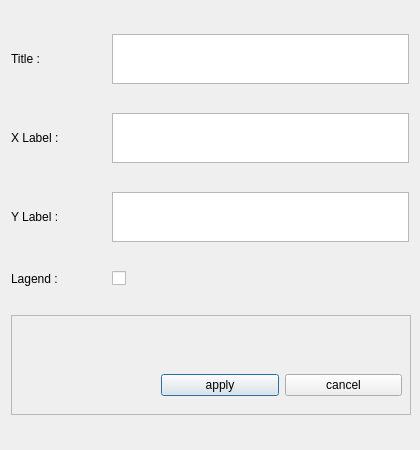
The window that customize_dialog.ui (Meliani-Mehdi/Graphite_QT) describes before a commit, drawn with Qt 5.
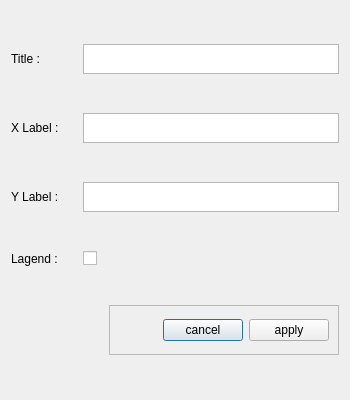
The same window after the commit. Icons and pictures are not drawn.

Commit message: made custom dialog better

Patch:
```diff
--- a/customize_dialog.ui
+++ b/customize_dialog.ui
@@ -6,20 +6,20 @@
    <rect>
     <x>0</x>
     <y>0</y>
-    <width>420</width>
-    <height>450</height>
+    <width>350</width>
+    <height>400</height>
    </rect>
   </property>
   <property name="minimumSize">
    <size>
-    <width>420</width>
-    <height>450</height>
+    <width>350</width>
+    <height>400</height>
    </size>
   </property>
   <property name="maximumSize">
    <size>
-    <width>598</width>
-    <height>450</height>
+    <width>350</width>
+    <height>400</height>
    </size>
   </property>
   <property name="windowTitle">
@@ -30,13 +30,6 @@
     <normaloff>assets/Graphite.png</normaloff>assets/Graphite.png</iconset>
   </property>
   <layout class="QGridLayout" name="gridLayout">
-   <item row="2" column="0">
-    <widget class="QLabel" name="yLab">
-     <property name="text">
-      <string>Y Label :</string>
-     </property>
-    </widget>
-   </item>
    <item row="3" column="0">
     <widget class="QLabel" name="lagend_lab">
      <property name="text">
@@ -44,6 +37,75 @@
      </property>
     </widget>
    </item>
+   <item row="2" column="0">
+    <widget class="QLabel" name="yLab">
+     <property name="text">
+      <string>Y Label :</string>
+     </property>
+    </widget>
+   </item>
+   <item row="2" column="1" colspan="3">
+    <widget class="QPlainTextEdit" name="yLabel">
+     <property name="minimumSize">
+      <size>
+       <width>0</width>
+       <height>30</height>
+      </size>
+     </property>
+     <property name="maximumSize">
+      <size>
+       <width>16777215</width>
+       <height>30</height>
+      </size>
+     </property>
+    </widget>
+   </item>
+   <item row="3" column="1">
+    <widget class="QCheckBox" name="lagend">
+     <property name="text">
+      <string/>
+     </property>
+    </widget>
+   </item>
+   <item row="0" column="1" colspan="3">
+    <widget class="QPlainTextEdit" name="graph_title">
+     <property name="minimumSize">
+      <size>
+       <width>0</width>
+       <height>30</height>
+      </size>
+     </property>
+     <property name="maximumSize">
+      <size>
+       <width>16777215</width>
+       <height>30</height>
+      </size>
+     </property>
+    </widget>
+   </item>
+   <item row="0" column="0">
+    <widget class="QLabel" name="title_lab">
+     <property name="text">
+      <string>Title :</string>
+     </property>
+    </widget>
+   </item>
+   <item row="1" column="1" colspan="3">
+    <widget class="QPlainTextEdit" name="xLabel">
+     <property name="minimumSize">
+      <size>
+       <width>0</width>
+       <height>30</height>
+      </size>
+     </property>
+     <property name="maximumSize">
+      <size>
+       <width>16777215</width>
+       <height>30</height>
+      </size>
+     </property>
+    </widget>
+   </item>
    <item row="1" column="0">
     <widget class="QLabel" name="xLab">
      <property name="text">
@@ -51,18 +113,18 @@
      </property>
     </widget>
    </item>
-   <item row="4" column="0" colspan="4">
+   <item row="5" column="3">
     <widget class="QFrame" name="frame">
      <property name="minimumSize">
       <size>
-       <width>400</width>
-       <height>100</height>
+       <width>200</width>
+       <height>50</height>
       </size>
      </property>
      <property name="maximumSize">
       <size>
-       <width>400</width>
-       <height>100</height>
+       <width>280</width>
+       <height>50</height>
       </size>
      </property>
      <property name="frameShape">
@@ -71,95 +133,49 @@
      <property name="frameShadow">
       <enum>QFrame::Raised</enum>
      </property>
-     <widget class="QWidget" name="horizontalLayoutWidget">
-      <property name="geometry">
-       <rect>
-        <x>150</x>
-        <y>40</y>
-        <width>241</width>
-        <height>61</height>
-       </rect>
-      </property>
-      <layout class="QHBoxLayout" name="horizontalLayout">
-       <item>
-        <widget class="QPushButton" name="apply_btn">
-         <property name="text">
-          <string>apply</string>
-         </property>
-        </widget>
-       </item>
-       <item>
-        <widget class="QPushButton" name="cancel_btn">
-         <property name="text">
-          <string>cancel</string>
-         </property>
-        </widget>
-       </item>
-      </layout>
-     </widget>
+     <layout class="QHBoxLayout" name="horizontalLayout">
+      <item>
+       <spacer name="horizontalSpacer">
+        <property name="orientation">
+         <enum>Qt::Horizontal</enum>
+        </property>
+        <property name="sizeHint" stdset="0">
+         <size>
+          <width>40</width>
+          <height>20</height>
+         </size>
+        </property>
+       </spacer>
+      </item>
+      <item>
+       <widget class="QPushButton" name="cancel_btn">
+        <property name="text">
+         <string>cancel</string>
+        </property>
+       </widget>
+      </item>
+      <item>
+       <widget class="QPushButton" name="apply_btn">
+        <property name="text">
+         <string>apply</string>
+        </property>
+       </widget>
+      </item>
+     </layout>
     </widget>
    </item>
-   <item row="0" column="0">
-    <widget class="QLabel" name="title_lab">
-     <property name="text">
-      <string>Title :</string>
+   <item row="5" column="0">
+    <spacer name="horizontalSpacer_2">
+     <property name="orientation">
+      <enum>Qt::Horizontal</enum>
      </property>
-    </widget>
-   </item>
-   <item row="1" column="1" colspan="3">
-    <widget class="QPlainTextEdit" name="xLabel">
-     <property name="minimumSize">
+     <property name="sizeHint" stdset="0">
       <size>
-       <width>0</width>
-       <height>50</height>
+       <width>40</width>
+       <height>20</height>
       </size>
      </property>
-     <property name="maximumSize">
-      <size>
-       <width>16777215</width>
-       <height>50</height>
-      </size>
-     </property>
-    </widget>
-   </item>
-   <item row="0" column="1" colspan="3">
-    <widget class="QPlainTextEdit" name="graph_title">
-     <property name="minimumSize">
-      <size>
-       <width>0</width>
-       <height>50</height>
-      </size>
-     </property>
-     <property name="maximumSize">
-      <size>
-       <width>16777215</width>
-       <height>50</height>
-      </size>
-     </property>
-    </widget>
-   </item>
-   <item row="2" column="1" colspan="3">
-    <widget class="QPlainTextEdit" name="yLabel">
-     <property name="minimumSize">
-      <size>
-       <width>0</width>
-       <height>50</height>
-      </size>
-     </property>
-     <property name="maximumSize">
-      <size>
-       <width>16777215</width>
-       <height>50</height>
-      </size>
-     </property>
-    </widget>
-   </item>
-   <item row="3" column="1">
-    <widget class="QCheckBox" name="lagend">
-     <property name="text">
-      <string/>
-     </property>
-    </widget>
+    </spacer>
    </item>
   </layout>
  </widget>
```
The commit also changes 3 other files.
